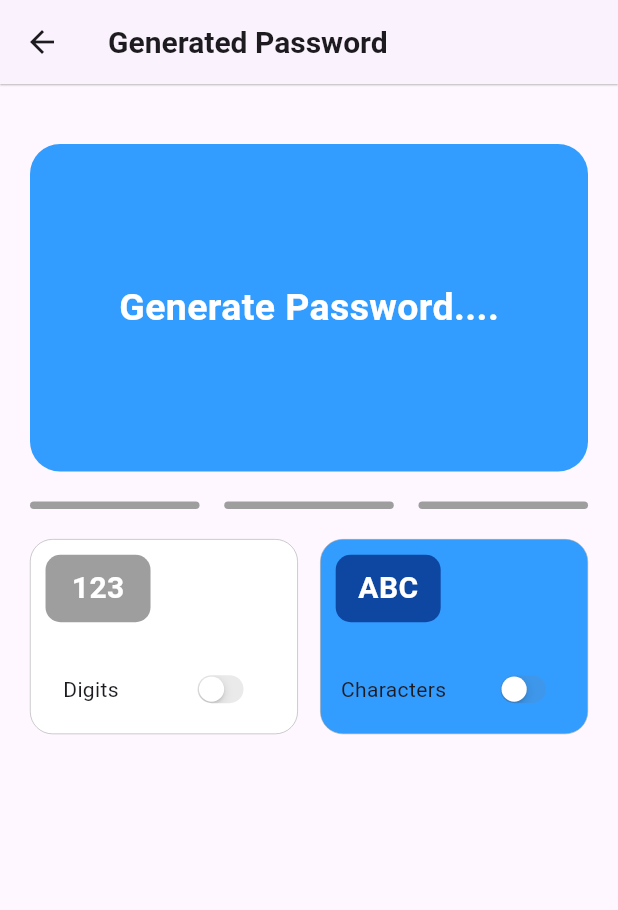
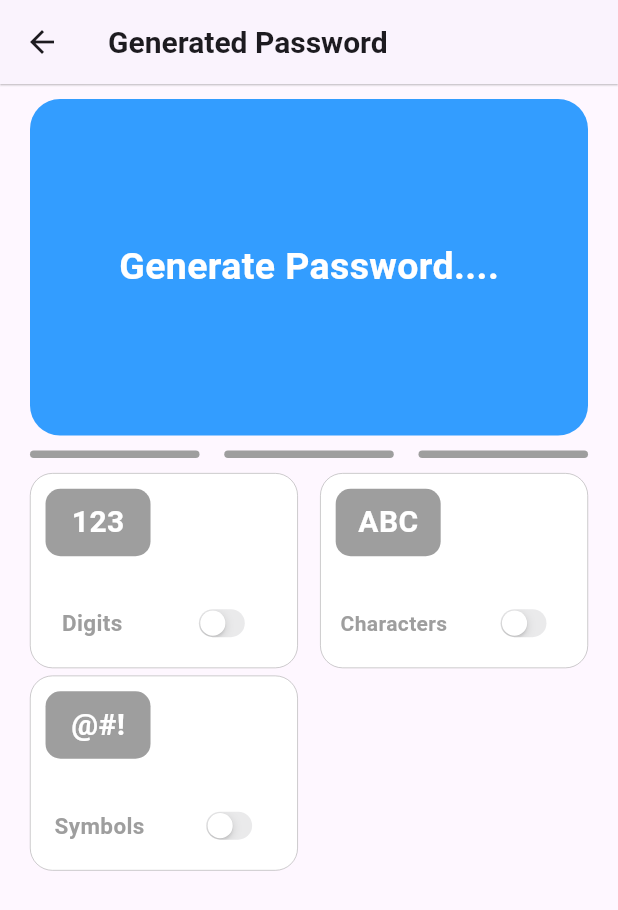
Before and after one commit to akored3/koda_school_password_generator, a Flutter app: the NormalGeneratedPasswordScren screen opened directly, on a phone screen of 412 x 824 dp. Shown: the top 910 px of the screen. Run offline on Flutter 3.47's test engine with Material 3 defaults, Android fonts, the phone set to English and light mode, and no system bars; our stand-ins replace bloc, flutter_bloc, flutter_riverpod, hooks_riverpod.

Commit message:
generated password continued

```diff
--- a/lib/generated_password_screens/normal_generated_password_screen.dart
+++ b/lib/generated_password_screens/normal_generated_password_screen.dart
@@ -45,7 +45,7 @@ class NormalGeneratedPasswordScren extends ConsumerWidget {
         elevation: 0.5,
       ),
       body: Padding(
-        padding: const EdgeInsets.symmetric(horizontal: 20, vertical: 20),
+        padding: const EdgeInsets.symmetric(horizontal: 20, vertical: 10),
         child: LayoutBuilder(
           builder: (context, constraints) {
             double containerWidth = constraints.maxWidth;
@@ -53,9 +53,9 @@ class NormalGeneratedPasswordScren extends ConsumerWidget {
 
             return Column(
               children: [
-                const SizedBox(
-                  height: 20,
-                ),
+                // const SizedBox(
+                //   height: 5,
+                // ),
                 Container(
                   height: containerHeight * 0.30,
                   width: containerWidth,
@@ -77,7 +77,7 @@ class NormalGeneratedPasswordScren extends ConsumerWidget {
                   ),
                 ),
                 const SizedBox(
-                  height: 20,
+                  height: 10,
                 ),
                 Row(
                     mainAxisAlignment: MainAxisAlignment.spaceBetween,
@@ -216,7 +216,7 @@ class NormalGeneratedPasswordScren extends ConsumerWidget {
                             )),
                       )
                     ]),
-                const SizedBox(height: 20),
+                const SizedBox(height: 10),
                 Row(
                   mainAxisAlignment: MainAxisAlignment.spaceBetween,
                   children: [
@@ -229,7 +229,14 @@ class NormalGeneratedPasswordScren extends ConsumerWidget {
                       innerContainerColor:
                           digitSwitchValue ? deepBlueShade : grey,
                       innerContainerText: '123',
-                      characterName: 'Digits',
+                      characterName: Text(
+                        'Digits',
+                        style: TextStyle(
+                          color: digitSwitchValue ? white : grey,
+                          fontWeight: FontWeight.bold,
+                          fontSize: 15,
+                        ),
+                      ),
                       switchValue: digitSwitchValue,
                       turnOnSwitch: (newSwitchValue) {
                         newSwitchValue = digitSwitchValue;
@@ -250,24 +257,87 @@ class NormalGeneratedPasswordScren extends ConsumerWidget {
                     CharacterSettingsPartTwo(
                       containerHeight: 130,
                       containerWidth: containerWidth * 0.48,
-                      containerColor: blueShade,
+                      containerColor: characterSwitchValue ? blueShade : white,
                       innerContainerWidth: 70,
                       innerContainerHeight: 45,
-                      innerContainerColor: deepBlueShade,
+                      innerContainerColor:
+                          characterSwitchValue ? deepBlueShade : grey,
                       innerContainerText: 'ABC',
-                      characterName: 'Characters',
+                      characterName: Text(
+                        'Characters',
+                        style: TextStyle(
+                          color: characterSwitchValue ? white : grey,
+                          fontWeight: FontWeight.bold,
+                          fontSize: 14,
+                        ),
+                      ),
                       switchValue: characterSwitchValue,
                       turnOnSwitch: (newSwitchValue) {
                         newSwitchValue = characterSwitchValue;
                         if (newSwitchValue != false) {
-                          final switchValue = ref
-                              .watch(characterSwitchProvider.notifier)
-                              .toggleCharacterSwitch();
+                          final switchNotifier =
+                              ref.watch(characterSwitchProvider.notifier);
+                          switchNotifier.toggleCharacterSwitchAgain();
+                          ref.read(passwordProvider.notifier).removeCharacters(
+                              passwordGenerator
+                                  .removeLetters(generatedPassword ?? ''));
+                        } else {
+                          final switchNotifier =
+                              ref.watch(characterSwitchProvider.notifier);
+                          switchNotifier.toggleCharacterSwitch();
                         }
                       },
                     ),
                   ],
                 ),
+                const SizedBox(
+                  height: 5,
+                ),
+                Row(
+                  mainAxisAlignment: MainAxisAlignment.spaceBetween,
+                  children: [
+                    CharacterSettingsPartTwo(
+                      containerHeight: 130,
+                      containerWidth: containerWidth * 0.48,
+                      containerColor:
+                          specialCharacterSwitchValue ? blueShade : white,
+                      innerContainerWidth: 70,
+                      innerContainerHeight: 45,
+                      innerContainerColor:
+                          specialCharacterSwitchValue ? deepBlueShade : grey,
+                      innerContainerText: '@#!',
+                      characterName: Text(
+                        'Symbols',
+                        style: TextStyle(
+                          color: specialCharacterSwitchValue ? white : grey,
+                          fontWeight: FontWeight.bold,
+                          fontSize: 15,
+                        ),
+                      ),
+                      switchValue: specialCharacterSwitchValue,
+                      turnOnSwitch: (newSwitchValue) {
+                        newSwitchValue = specialCharacterSwitchValue;
+                        if (newSwitchValue != false) {
+                          final switchNotifier = ref
+                              .watch(specialCharacterSwitchProvider.notifier);
+                          switchNotifier.toggleSpecialCharacterSwitchAgain();
+                        } else {
+                          final switchNotifier = ref
+                              .watch(specialCharacterSwitchProvider.notifier);
+                          switchNotifier.toggleSpecialCharacterSwitch();
+                        }
+                      },
+                    ),
+                    const SizedBox(
+                      width: 48,
+                    ),
+                  ],
+                ),
+                const SizedBox(
+                  height: 30,
+                ),
+
+                const Row(),
               ],
             );
           },
--- a/lib/providers/password_provider.dart
+++ b/lib/providers/password_provider.dart
@@ -19,6 +19,10 @@ class PasswordProvider extends StateNotifier<String?> {
     return state = newText;
   }
 
+  String removeSymbols(String newText) {
+    return state = newText;
+  }
+
   void resetPassword() {
     state = 'Generate password....';
   }
--- a/lib/providers/switch_providers.dart
+++ b/lib/providers/switch_providers.dart
@@ -20,6 +20,8 @@ class SpecialCharacterSwitch extends StateNotifier<bool> {
   SpecialCharacterSwitch() : super(false);
 
   bool toggleSpecialCharacterSwitch() => state = !state;
+
+  bool toggleSpecialCharacterSwitchAgain() => state = false;
 }
 
 final digitSwitchProvider =
--- a/lib/widgets/charater_settings.dart
+++ b/lib/widgets/charater_settings.dart
@@ -69,7 +69,7 @@ class CharacterSettingsPartTwo extends StatelessWidget {
   final Color containerColor;
   final Color innerContainerColor;
   final String innerContainerText;
-  final String characterName;
+  final Widget characterName;
   final bool switchValue;
   final Function(bool) turnOnSwitch;
 
@@ -122,7 +122,7 @@ class CharacterSettingsPartTwo extends StatelessWidget {
             Row(
               mainAxisAlignment: MainAxisAlignment.spaceEvenly,
               children: [
-                Text(characterName),
+                characterName,
                 const SizedBox(
                   width: 15,
                 ),
```
Also changed, not shown: lib/service/password_generator.dart (+20 -7 lines).
